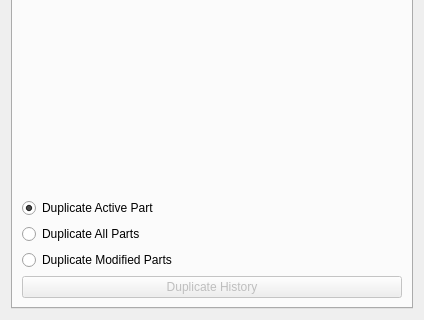
The window that taack-plm.ui (Taack/taack-plm-freecad) describes before a commit, drawn with Qt 5; both pictures show x 0 to 424 and y 194 to 514 of the 424 by 514 pixel window.
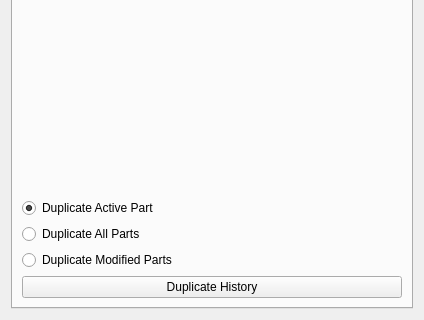
The same window after the commit. The open tabs and pages were chosen to show the change. Custom widgets are drawn as their Qt base class.

Commit message: re-activate fork, allow fork to fix assembly build from duplicated files (with the same ID)

The edit to the form file:
```diff
--- a/taack-plm.ui
+++ b/taack-plm.ui
@@ -44,7 +44,7 @@
        <item row="6" column="0">
         <widget class="QPushButton" name="forkButton">
          <property name="enabled">
-          <bool>false</bool>
+          <bool>true</bool>
          </property>
          <property name="text">
           <string>Duplicate History</string>
```
Left out of the diff: 2 changed lines with no effect on the pictures. The commit also changes 1 other file.
